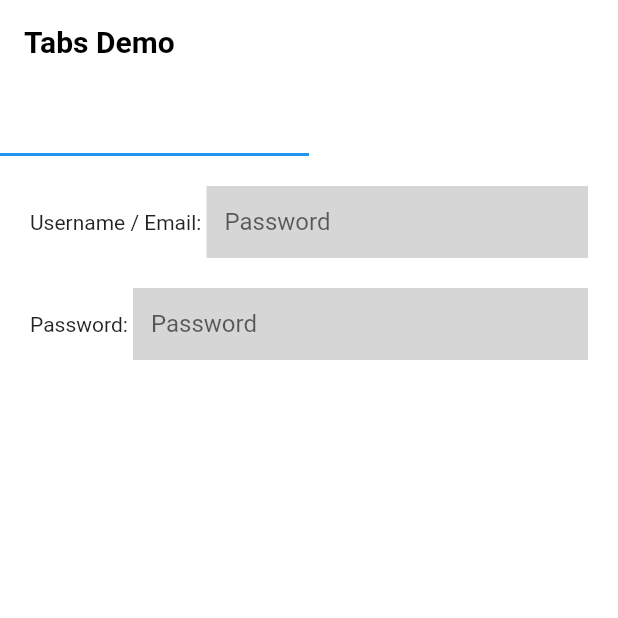
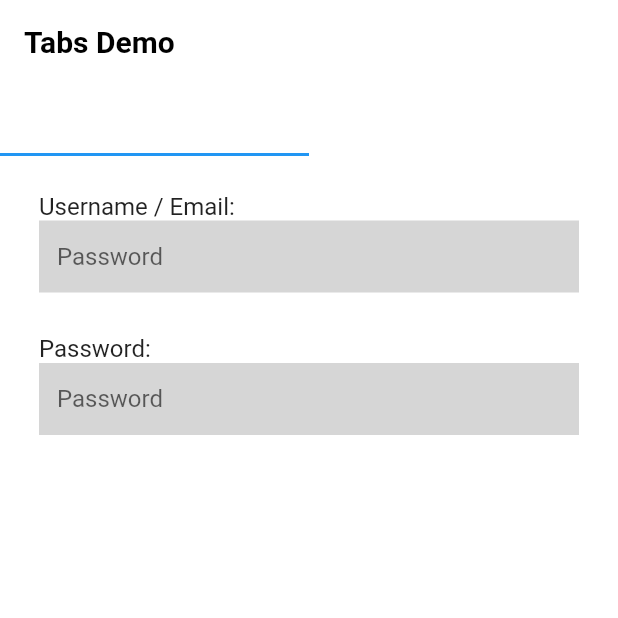
Before and after one commit to Android-Builds/Password-Manager, a Flutter app: the HomePage screen opened directly, on a phone screen of 412 x 824 dp, the top half of it. Run offline on Flutter 3.47's test engine with Material 2 defaults, Android fonts, the phone set to English and light mode, and no system bars; our stand-ins replace local_auth.

Commit message:
Change layout of storage page

```diff
--- a/lib/pinpage.dart
+++ b/lib/pinpage.dart
@@ -63,7 +63,6 @@ class _PinPageState extends State<PinPage> {
                               node[index].nextFocus();
                             }
                           }
-                          print(_password);
                         },
                         keyboardType: TextInputType.number,
                         decoration: InputDecoration(
--- a/lib/storepage.dart
+++ b/lib/storepage.dart
@@ -11,13 +11,12 @@ class _StoragePageState extends State<StoragePage> {
   @override
   Widget build(BuildContext context) {
     return Padding(
-      padding: const EdgeInsets.all(20.0),
+      padding: const EdgeInsets.symmetric(vertical: 20.0, horizontal: 10.0),
       child: Column(
         children: [
-          Row(
-            children: [
-              Text('Username / Email: '),
-              Expanded(
+          ListTile(
+            title: Text('Username / Email: '),
+            subtitle: Expanded(
               child: TextField(
                 controller: _controller,
                 readOnly: true,
@@ -30,13 +29,11 @@ class _StoragePageState extends State<StoragePage> {
                 ),
               ),
             ),
-            ],
           ),
           SizedBox(height: 20),
-          Row(
-            children: [
-              Text('Password: '),
-              Expanded(
+          ListTile(
+            title: Text('Password: '),
+            subtitle: Expanded(
               child: TextField(
                 controller: _controller,
                 readOnly: true,
@@ -49,7 +46,6 @@ class _StoragePageState extends State<StoragePage> {
                 ),
               ),
             ),
-            ],
           ),
         ],
       ),
```
Lines whose indentation alone changed are shown as unchanged.
